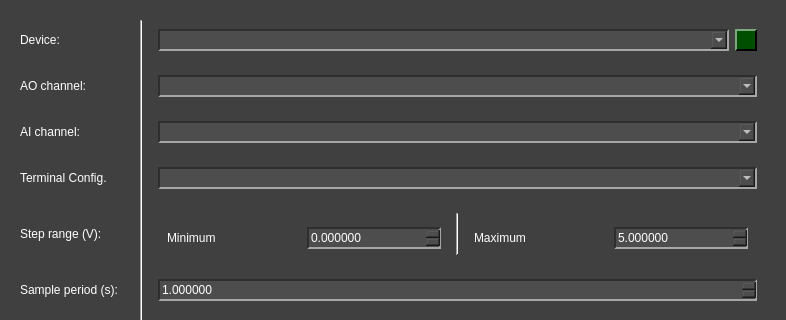
First picture: the form in pydaq/uis/PyDAQ_step_response_NIDAQ_widget.ui, repository viniciusfs14/pydaq, before the edit; both pictures show x 0 to 786 and y 0 to 320 of the 786 by 675 pixel window.
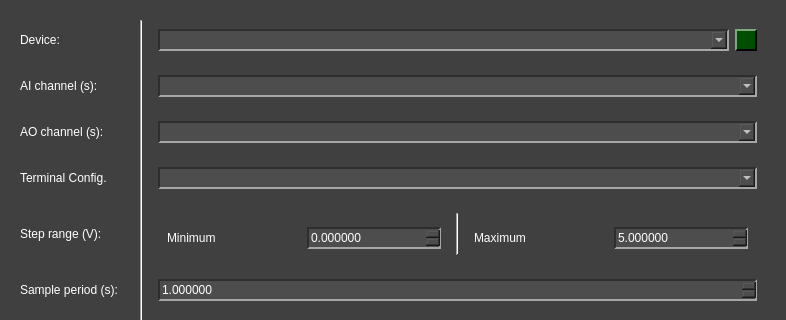
Second picture: the form after the edit. Icons and pictures are not drawn.

```diff
--- a/pydaq/uis/PyDAQ_step_response_NIDAQ_widget.ui
+++ b/pydaq/uis/PyDAQ_step_response_NIDAQ_widget.ui
@@ -538,7 +538,7 @@
        <widget class="QWidget" name="widget_10" native="true">
         <layout class="QGridLayout" name="gridLayout_2">
          <item row="0" column="0">
-          <widget class="QComboBox" name="ai_channel_combo">
+          <widget class="QComboBox" name="ao_channel_combo">
            <property name="minimumSize">
             <size>
              <width>0</width>
@@ -601,7 +601,7 @@
        <widget class="QWidget" name="widget_3" native="true">
         <layout class="QGridLayout" name="gridLayout_4">
          <item row="0" column="0">
-          <widget class="QComboBox" name="ao_channel_combo">
+          <widget class="QComboBox" name="ai_channel_combo">
            <property name="minimumSize">
             <size>
              <width>0</width>
@@ -634,7 +634,7 @@
          </size>
         </property>
         <property name="text">
-         <string>AO channel:</string>
+         <string>AI channel (s):</string>
         </property>
        </widget>
       </item>
@@ -831,7 +831,7 @@
          </size>
         </property>
         <property name="text">
-         <string>AI channel:</string>
+         <string>AO channel (s):</string>
         </property>
        </widget>
       </item>
```
Left out of the diff: 2 changed lines with no effect on the pictures.
